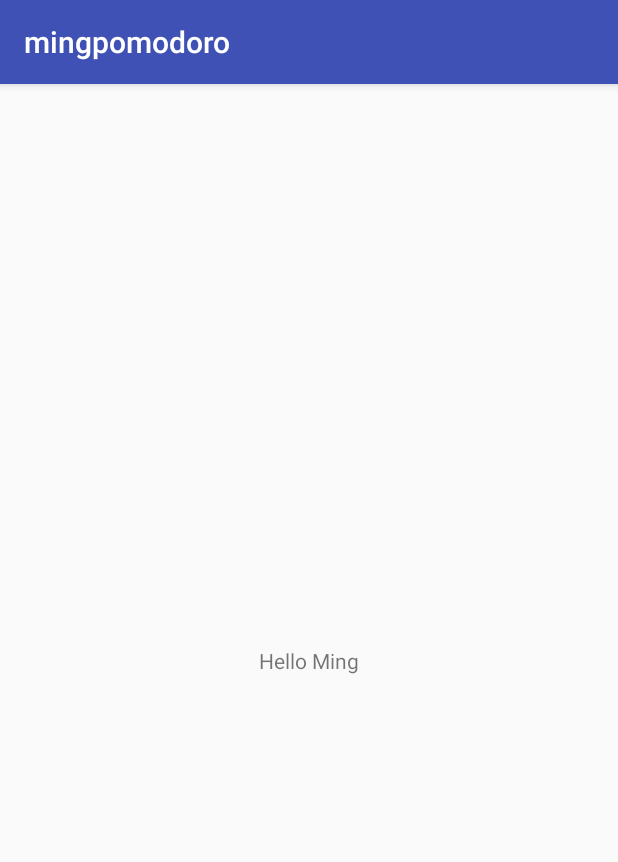
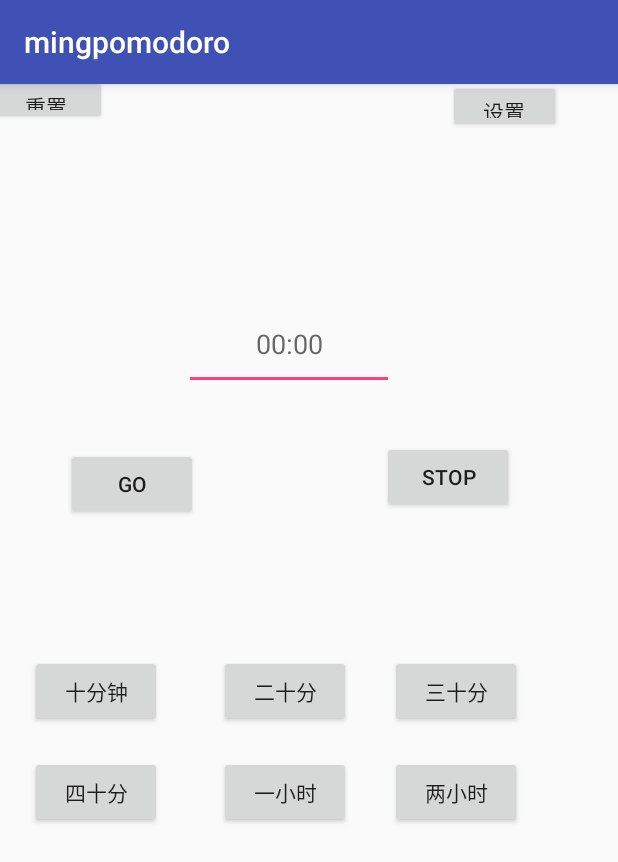
Before and after one commit to qingfeng777/mingPomodoro, an Android app: the screen it shows after launch (MainActivity), on a phone screen of 412 x 824 dp. Shown: the top 862 px of the screen. Run offline under Robolectric (Android 15) with nearby library versions, the phone set to English and light mode, and no system bars.

Commit message:
整理了基础的界面

```diff
--- a/app/src/main/java/com/mingbai/mingpomodoro/MainActivity.java
+++ b/app/src/main/java/com/mingbai/mingpomodoro/MainActivity.java
@@ -9,5 +9,7 @@ public class MainActivity extends AppCompatActivity {
     protected void onCreate(Bundle savedInstanceState) {
         super.onCreate(savedInstanceState);
         setContentView(R.layout.activity_main);
+        //http://blog.csdn.net/zl18603543572/article/details/51250216
+        //http://blog.csdn.net/liujiaoruiit/article/details/48517167
     }
 }
--- a/app/src/main/res/layout/activity_main.xml
+++ b/app/src/main/res/layout/activity_main.xml
@@ -1,19 +1,120 @@
 <?xml version="1.0" encoding="utf-8"?>
-<android.support.constraint.ConstraintLayout xmlns:android="http://schemas.android.com/apk/res/android"
+<AbsoluteLayout  xmlns:android="http://schemas.android.com/apk/res/android"
     xmlns:app="http://schemas.android.com/apk/res-auto"
     xmlns:tools="http://schemas.android.com/tools"
     android:layout_width="match_parent"
     android:layout_height="match_parent"
     tools:context="com.mingbai.mingpomodoro.MainActivity">
 
-    <TextView
+
+    <EditText
+        android:id="@+id/editText"
+        android:layout_width="140dp"
+        android:layout_height="61dp"
+        android:layout_x="123dp"
+        android:layout_y="143dp"
+        android:hint="00:00"
+        android:textAlignment="center"
+        android:ems="10"
+        android:inputType="time"
+        tools:layout_editor_absoluteX="131dp"
+        tools:layout_editor_absoluteY="154dp" />
+
+    <Button
+        android:id="@+id/button4"
         android:layout_width="wrap_content"
         android:layout_height="wrap_content"
-        android:text="Hello Ming"
-        app:layout_constraintBottom_toBottomOf="parent"
-        app:layout_constraintLeft_toLeftOf="parent"
-        app:layout_constraintRight_toRightOf="parent"
-        app:layout_constraintTop_toTopOf="parent" />
+        android:layout_x="20dp"
+        android:layout_y="448dp"
+        android:text="四十分"
+        tools:layout_editor_absoluteX="42dp"
+        tools:layout_editor_absoluteY="414dp" />
+
+    <Button
+        android:id="@+id/button5"
+        android:layout_width="wrap_content"
+        android:layout_height="wrap_content"
+        android:layout_x="146dp"
+        android:layout_y="448dp"
+        android:text="一小时"
+        tools:layout_editor_absoluteX="159dp"
+        tools:layout_editor_absoluteY="414dp" />
+
+    <Button
+        android:id="@+id/button6"
+        android:layout_width="wrap_content"
+        android:layout_height="wrap_content"
+        android:layout_x="260dp"
+        android:layout_y="448dp"
+        android:text="两小时"
+        tools:layout_editor_absoluteX="268dp"
+        tools:layout_editor_absoluteY="414dp" />
+
+    <Button
+        android:id="@+id/button"
+        android:layout_width="wrap_content"
+        android:layout_height="wrap_content"
+        android:layout_x="20dp"
+        android:layout_y="381dp"
+        android:text="十分钟"
+        tools:layout_editor_absoluteX="42dp"
+        tools:layout_editor_absoluteY="330dp" />
+
+    <Button
+        android:id="@+id/button2"
+        android:layout_width="wrap_content"
+        android:layout_height="wrap_content"
+        android:layout_x="146dp"
+        android:layout_y="381dp"
+        android:text="二十分"
+        tools:layout_editor_absoluteX="159dp"
+        tools:layout_editor_absoluteY="330dp" />
+
+    <Button
+        android:id="@+id/button3"
+        android:layout_width="wrap_content"
+        android:layout_height="wrap_content"
+        android:layout_x="260dp"
+        android:layout_y="381dp"
+        android:text="三十分"
+        tools:layout_editor_absoluteX="260dp"
+        tools:layout_editor_absoluteY="330dp" />
+
+    <Button
+        android:id="@+id/button7"
+        android:layout_width="81dp"
+        android:layout_height="33dp"
+        android:layout_x="-10dp"
+        android:layout_y="-6dp"
+        android:text="重置"
+        tools:layout_editor_absoluteX="3dp"
+        tools:layout_editor_absoluteY="4dp" />
+
+    <Button
+        android:id="@+id/button8"
+        android:layout_width="75dp"
+        android:layout_height="35dp"
+        android:layout_x="299dp"
+        android:layout_y="-3dp"
+        android:text="设置"
+        tools:layout_editor_absoluteX="302dp"
+        tools:layout_editor_absoluteY="4dp" />
+
+    <Button
+        android:id="@+id/button9"
+        android:layout_width="wrap_content"
+        android:layout_height="wrap_content"
+        android:layout_x="44dp"
+        android:layout_y="243dp"
+        android:text="GO" />
+
+    <Button
+        android:id="@+id/button10"
+        android:layout_width="wrap_content"
+        android:layout_height="wrap_content"
+        android:layout_x="255dp"
+        android:layout_y="238dp"
+        android:text="STOP" />
 
 
-</android.support.constraint.ConstraintLayout>
+</AbsoluteLayout >
```
